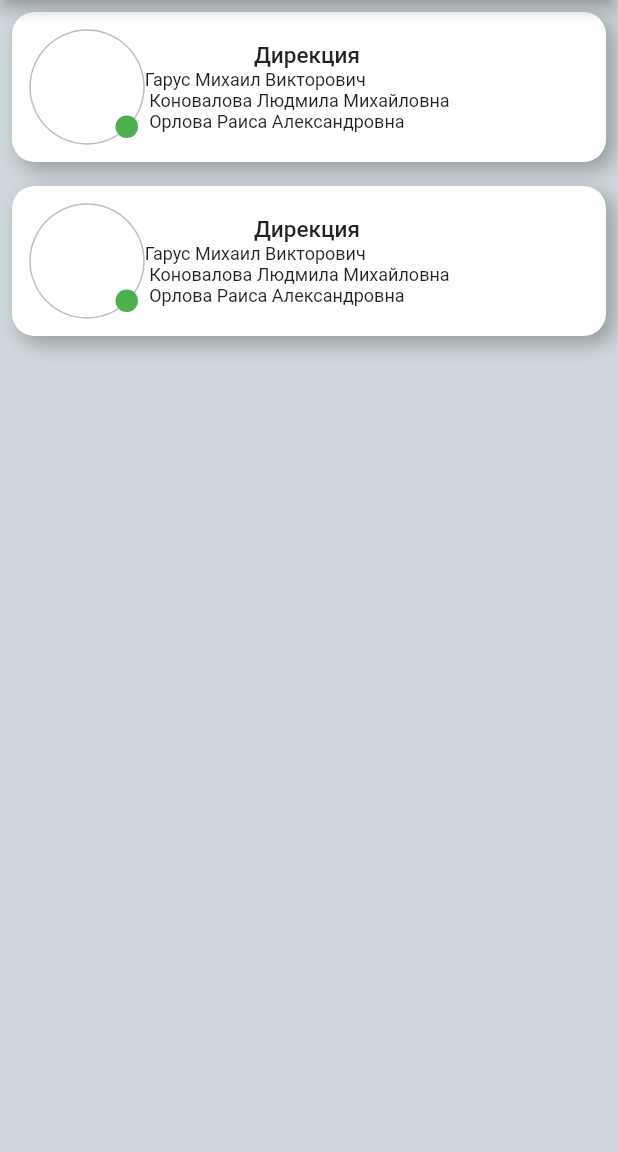
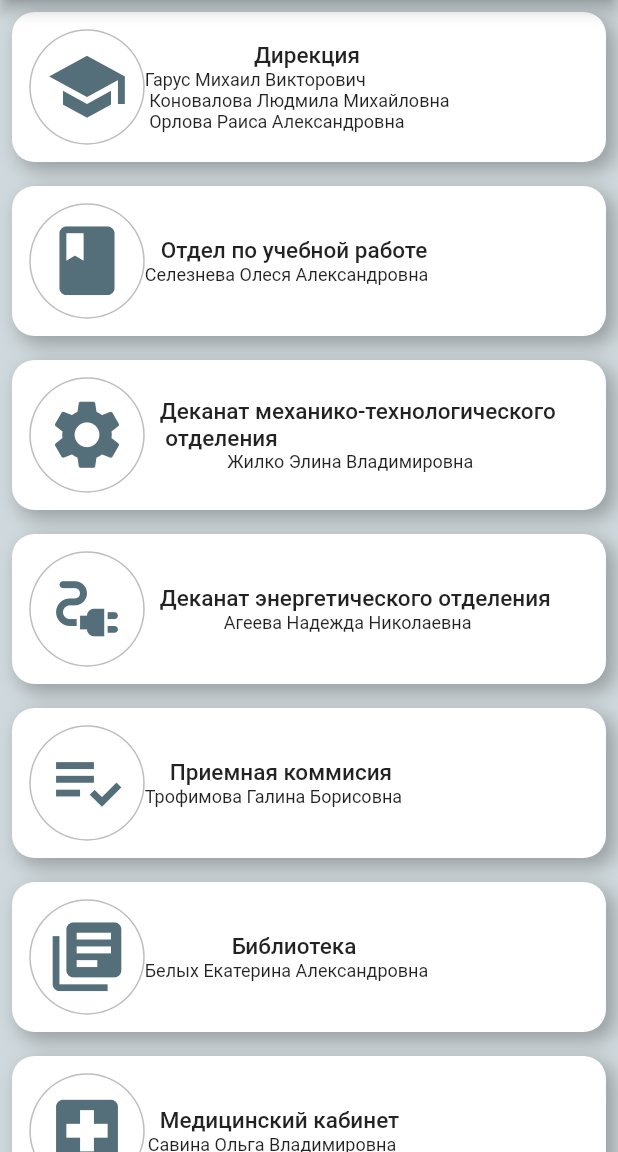
Before and after one commit to Haf4nya/Direction, a Flutter app: the screen it shows after launch, on a phone screen of 412 x 824 dp, the part 84-1236 px from its top. Run offline on Flutter 3.47's test engine with Material 2 defaults, Android fonts, the phone set to English and light mode, and no system bars.

Commit message:
добавил все фотографии и доделал основное меню

```diff
--- a/lib/Screens/MenuScreen.dart
+++ b/lib/Screens/MenuScreen.dart
@@ -23,6 +23,13 @@ class _MenuScreenState extends State<MenuScreen> {
             itemBuilder: (BuildContext context, int index) {
               return Padding(
                 padding: const EdgeInsets.all(8.0),
+                child: GestureDetector(
+                  onTap: () {
+                    Navigator.push(
+                        context,
+                        MaterialPageRoute(
+                            builder: (context) => ListMenuScreen()));
+                  },
                   child: Container(
                     height: 100,
                     width: MediaQuery.of(context).size.width,
@@ -56,25 +63,10 @@ class _MenuScreenState extends State<MenuScreen> {
                                   padding: const EdgeInsets.all(2.0),
                                   child: Container(
                                       decoration: BoxDecoration(
-                                    borderRadius: BorderRadius.circular(100),
-                                  ),
-                                  child: Stack(
-                                    clipBehavior: Clip.none,
-                                    children: [
-                                      Positioned(
-                                        top: 54.5,
-                                        left: 54.5,
-                                        child: Container(
-                                            height: 15,
-                                            width: 15,
-                                            decoration: BoxDecoration(
                                         borderRadius:
                                             BorderRadius.circular(100),
-                                                color: Colors.green)),
-                                      )
-                                    ],
                                       ),
-                                ),
+                                      child: mainMenu[index].icon),
                                 ),
                               ),
                             ),
@@ -104,6 +96,7 @@ class _MenuScreenState extends State<MenuScreen> {
                       ],
                     ),
                   ),
+                ),
               );
             }));
   }
--- a/lib/domain/models/Models.dart
+++ b/lib/domain/models/Models.dart
@@ -9,30 +9,76 @@ class Direction {
 
 const String? garus = "lib/Assets/images/rector.jpg";
 const String? konovalova = "lib/Assets/images/konovalova.jpg";
-const String? orlova = "lib/Assets/images/orlova.jpg";
+const String? orlova = 'lib/Assets/images/orlova.jpg';
 
 class MainMenu {
   String department;
   String member;
-  Icon icon;
+  Widget icon;
   MainMenu(this.department, this.member, this.icon);
 }
 
 final List<Direction> direction = <Direction>[
-  Direction('Гарус Михаил Викторович', 'Директор', garus!),
+  Direction(
+      'Гарус Михаил Викторович', 'Директор', 'lib/Assets/images/rector.jpg'),
   Direction('Коновалова Людмила Михайловна', 'Зам. директора по учебной работе',
-      konovalova!),
-  Direction('Орлова Раиса Александровна',
-      'Зам. директора по профобучению\n и трудоустройству', orlova!),
+      'lib/Assets/images/konovalova.jpg'),
+  Direction(
+      'Орлова Раиса Александровна',
+      'Зам. директора по профобучению\n и трудоустройству',
+      'lib/Assets/images/orlova.jpg'),
 ];
+
+// иконки для добавления в BoxDecoration
+class MyWidget extends StatelessWidget {
+  // конструктор этого класса, принимающий поле icon
+  MyWidget(this.icon);
+
+  // поле icon для нашей иконки
+  final IconData icon;
+
+  @override
+  Widget build(BuildContext context) {
+    return Container(
+      child: Row(
+        mainAxisAlignment: MainAxisAlignment.center,
+        children: [
+          Icon(
+            icon,
+            size: 55,
+            color: Colors.blueGrey[600],
+          ),
+        ],
+      ),
+    );
+  }
+}
 
 final List<MainMenu> mainMenu = <MainMenu>[
   MainMenu(
       'Дирекция',
       'Гарус Михаил Викторович \n Коновалова Людмила Михайловна \n Орлова Раиса Александровна',
-      const Icon(Icons.school)),
-  MainMenu(
-      'Дирекция',
-      'Гарус Михаил Викторович \n Коновалова Людмила Михайловна \n Орлова Раиса Александровна',
-      const Icon(Icons.school))
+      MyWidget(Icons.school)),
+  MainMenu('Отдел по учебной работе', 'Селезнева Олеся Александровна',
+      MyWidget(Icons.book)),
+  MainMenu('Деканат механико-технологического\n отделения',
+      'Жилко Элина Владимировна', MyWidget(Icons.settings)),
+  MainMenu('Деканат энергетического отделения', 'Агеева Надежда Николаевна',
+      MyWidget(Icons.electrical_services)),
+  MainMenu('Приемная коммисия', 'Трофимова Галина Борисовна',
+      MyWidget(Icons.playlist_add_check)),
+  MainMenu('Библиотека', 'Белых Екатерина Александровна',
+      MyWidget(Icons.my_library_books)),
+  MainMenu('Медицинский кабинет', 'Савина Ольга Владимировна',
+      MyWidget(Icons.local_hospital)),
+  MainMenu('Центр информационных технологий', 'Леонтьев Алексей Викторович',
+      MyWidget(Icons.admin_panel_settings)),
+  MainMenu('Хозяйственный отдел', 'Дрожжина Анна Владимировна',
+      MyWidget(Icons.add_business)),
+  MainMenu('Ремонтно-эксплуатационный отдел', 'Аксенова Татьяна Поликарповна',
+      MyWidget(Icons.store)),
+  MainMenu('Студенческая столовая', 'Жадобина Ольга Александровна',
+      MyWidget(Icons.fastfood)),
+  MainMenu('Производственные мастерские', 'Парфенов Василий Викторович',
+      MyWidget(Icons.home_repair_service)),
 ];
--- a/lib/main.dart
+++ b/lib/main.dart
@@ -1,6 +1,8 @@
 import 'package:direction_app/screens/MenuScreen.dart';
 import 'package:direction_app/screens/ProfileScreen.dart';
 import 'package:flutter/material.dart';
+
+import 'Screens/ListMenuScreen.dart';
 
 void main() {
   runApp(const MyApp());
```
Also changed, not shown: lib/Screens/ListMenuScreen.dart (+16 -7 lines), lib/Assets/images/Aksenova.jpg (added), lib/Assets/images/ageeva.jpg (added), lib/Assets/images/aksutenkova.jpg (added), lib/Assets/images/drojjina.jpg (added), lib/Assets/images/jadobina.jpg (added), lib/Assets/images/jilko.jpg (added), lib/Assets/images/leont'ev.jpg (added), lib/Assets/images/parfenov.jpg (added), lib/Assets/images/savina.jpg (added), lib/Assets/images/selezneva.jpg (added), lib/Assets/images/trofimova.jpg (added). Lines whose indentation alone changed are shown as unchanged.
